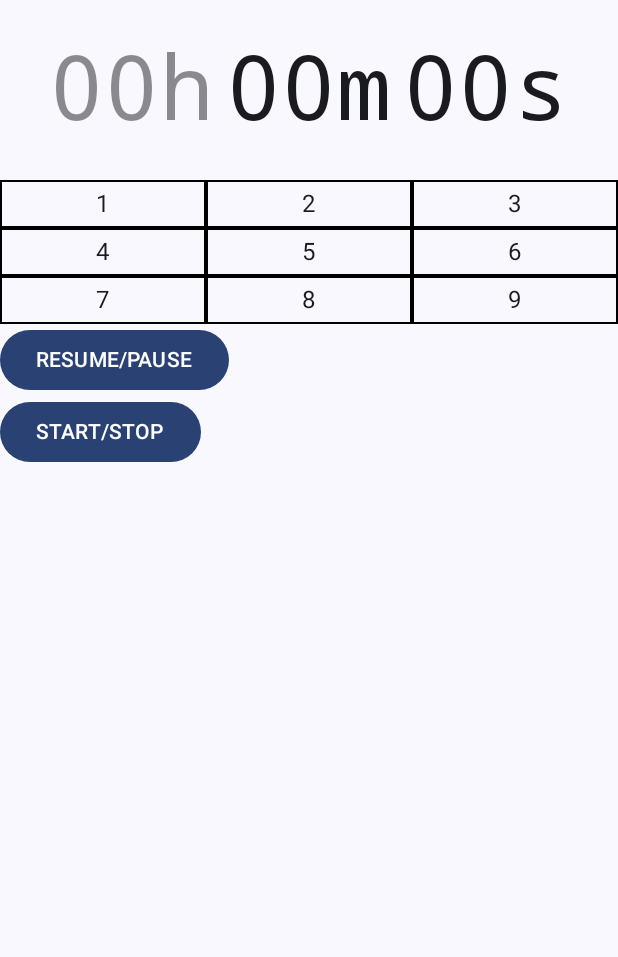
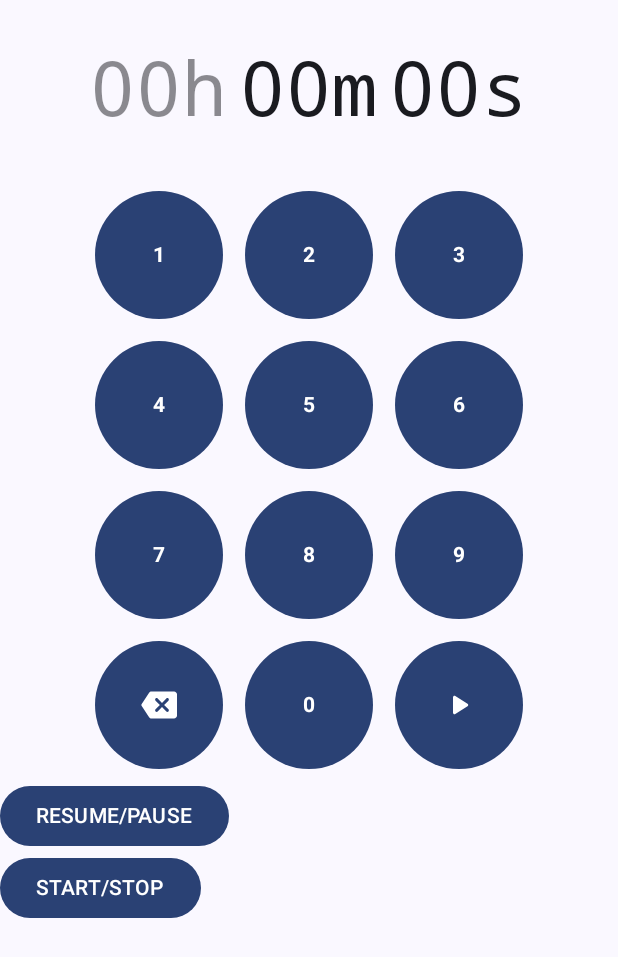
Before and after one commit to JustDeax/ComposeTimer, an Android app built with Jetpack Compose: the screen it shows after launch (AppActivity), on a phone screen of 412 x 824 dp. Shown: the top 957 px of the screen. Run offline under Robolectric (Android 15) with nearby library versions, the phone set to English and light mode, and no system bars; our stand-ins replace livedata-compose.

Commit message:
ALPHA 0.1.220

```diff
--- a/app/src/main/java/com/justdeax/composeTimer/AppActivity.kt
+++ b/app/src/main/java/com/justdeax/composeTimer/AppActivity.kt
@@ -160,7 +160,11 @@ class AppActivity : ComponentActivity(), AlarmSettingsNavigator {
                                         interactionSource = remember { MutableInteractionSource() }
                                     ) { /**TODO **/ }
                             )
-                        DisplayKeyboard()
+                        DisplayKeyboard(
+                            Modifier
+                                .fillMaxWidth(),
+                            this@AppActivity
+                        )
                         Button(onClick = {
                             if (isRunning)
                                 viewModel.pause()
--- a/app/src/main/java/com/justdeax/composeTimer/ui/CustomButtons.kt
+++ b/app/src/main/java/com/justdeax/composeTimer/ui/CustomButtons.kt
@@ -1,15 +1,21 @@
 package com.justdeax.composeTimer.ui
+import android.util.Log
 import androidx.compose.foundation.layout.Box
+import androidx.compose.foundation.layout.aspectRatio
 import androidx.compose.foundation.layout.height
 import androidx.compose.foundation.layout.padding
+import androidx.compose.foundation.layout.size
 import androidx.compose.foundation.layout.width
 import androidx.compose.material3.Button
 import androidx.compose.material3.Icon
 import androidx.compose.material3.MaterialTheme
 import androidx.compose.material3.OutlinedButton
+import androidx.compose.material3.Text
 import androidx.compose.runtime.Composable
+import androidx.compose.ui.Alignment
 import androidx.compose.ui.Modifier
 import androidx.compose.ui.graphics.painter.Painter
+import androidx.compose.ui.text.font.FontWeight
 import androidx.compose.ui.unit.dp
 
 @Composable
@@ -31,12 +37,42 @@ fun OutlineIconButton(modifier: Modifier, onClick: () -> Unit, painter: Painter,
     }
 }
 
+fun doSame(number: Byte) {
+    Log.d("TAG", "doSame: $number")
+}
+
 @Composable
-fun IconButton(width: Int = 70, onClick: () -> Unit, painter: Painter, contentDesc: String) {
+fun TextButton(number: Byte) {
+    Box(
+        modifier = Modifier
+            .size(100.dp)
+            .aspectRatio(1f),
+        contentAlignment = Alignment.Center
+    ) {
+        Button(
+            modifier = Modifier.size(85.dp),
+            onClick = { doSame(number) }
+        ) {
+            Text(
+                text = number.toString(),
+                fontWeight = FontWeight.Bold
+            )
+        }
+    }
+}
+
+@Composable
+fun IconButton(width: Int = 85, onClick: () -> Unit, painter: Painter, contentDesc: String) {
+    Box(
+        modifier = Modifier
+            .size(100.dp)
+            .aspectRatio(1f),
+        contentAlignment = Alignment.Center
+    ) {
         Button(
             modifier = Modifier
                 .width(width.dp)
-            .height(70.dp),
+                .height(85.dp),
             onClick = onClick
         ) {
             Icon(
@@ -44,6 +80,7 @@ fun IconButton(width: Int = 70, onClick: () -> Unit, painter: Painter, contentDe
                 contentDescription = contentDesc,
                 tint = MaterialTheme.colorScheme.onPrimary
             )
+        }
     }
 }
 
--- a/app/src/main/java/com/justdeax/composeTimer/ui/TimerComposes.kt
+++ b/app/src/main/java/com/justdeax/composeTimer/ui/TimerComposes.kt
@@ -4,7 +4,6 @@ import androidx.compose.animation.core.animateFloat
 import androidx.compose.animation.core.infiniteRepeatable
 import androidx.compose.animation.core.rememberInfiniteTransition
 import androidx.compose.animation.core.tween
-import androidx.compose.foundation.border
 import androidx.compose.foundation.layout.Arrangement
 import androidx.compose.foundation.layout.Box
 import androidx.compose.foundation.layout.Column
@@ -19,10 +18,12 @@ import androidx.compose.runtime.getValue
 import androidx.compose.ui.Alignment
 import androidx.compose.ui.Modifier
 import androidx.compose.ui.draw.alpha
-import androidx.compose.ui.graphics.Color
+import androidx.compose.ui.res.painterResource
 import androidx.compose.ui.text.font.FontFamily
 import androidx.compose.ui.unit.dp
 import androidx.compose.ui.unit.sp
+import com.justdeax.composeTimer.AppActivity
+import com.justdeax.composeTimer.R
 import com.justdeax.composeTimer.util.displayMs
 import com.justdeax.composeTimer.util.formatSeconds
 
@@ -94,41 +95,57 @@ fun DisplayEditTime(
         Text(
             modifier = Modifier.alpha(0.5f).padding(4.dp),
             text = "00h",
-            fontSize = 60.sp,
+            fontSize = 50.sp,
             fontFamily = FontFamily.Monospace,
         )
         Text(
             modifier = Modifier.padding(4.dp),
             text = "00m",
-            fontSize = 60.sp,
+            fontSize = 50.sp,
             fontFamily = FontFamily.Monospace,
         )
         Text(
             modifier = Modifier.padding(4.dp),
             text = "00s",
-            fontSize = 60.sp,
+            fontSize = 50.sp,
             fontFamily = FontFamily.Monospace,
         )
     }
 }
 
 @Composable
-fun DisplayKeyboard() {
-    val numberOfColumns = 3
-    Column {
-        repeat(numberOfColumns) { rowIndex ->
-            Row {
-                repeat(3) { columnIndex ->
-                    Box(
-                        modifier = Modifier
-                            .border(1.dp, Color.Black)
-                            .padding(4.dp)
-                            .weight(1f),
-                        contentAlignment = Alignment.Center
-                    ) {
-                        Text((rowIndex * numberOfColumns + columnIndex + 1).toString())
+fun DisplayKeyboard(
+    modifier: Modifier,
+    activity: AppActivity
+) {
+    Box(
+        modifier = modifier,
+        contentAlignment = Alignment.Center
+    ) {
+        val numberOfColumns = 3
+        val backspaceDrawable = painterResource(R.drawable.round_backspace_24)
+        val startDrawable = painterResource(R.drawable.round_play_arrow_24)
+
+        Column {
+            repeat(numberOfColumns) { rowIndex ->
+                Row {
+                    repeat(3) { columnIndex ->
+                        TextButton((rowIndex * numberOfColumns + columnIndex + 1).toByte())
                     }
                 }
+            }
+            Row {
+                IconButton(
+                    onClick = {},
+                    painter = backspaceDrawable,
+                    contentDesc = activity.getString(R.string.backspace)
+                )
+                TextButton(0)
+                IconButton(
+                    onClick = {},
+                    painter = startDrawable,
+                    contentDesc = activity.getString(R.string.start)
+                )
             }
         }
     }
--- /dev/null
+++ b/app/src/main/res/drawable/round_backspace_24.xml
@@ -0,0 +1,5 @@
+<vector xmlns:android="http://schemas.android.com/apk/res/android" android:autoMirrored="true" android:height="24dp" android:tint="#000000" android:viewportHeight="24" android:viewportWidth="24" android:width="24dp">
+
+    <path android:fillColor="@android:color/white" android:pathData="M22,3L7,3c-0.69,0 -1.23,0.35 -1.59,0.88L0.37,11.45c-0.22,0.34 -0.22,0.77 0,1.11l5.04,7.56c0.36,0.52 0.9,0.88 1.59,0.88h15c1.1,0 2,-0.9 2,-2L24,5c0,-1.1 -0.9,-2 -2,-2zM18.3,16.3c-0.39,0.39 -1.02,0.39 -1.41,0L14,13.41l-2.89,2.89c-0.39,0.39 -1.02,0.39 -1.41,0 -0.39,-0.39 -0.39,-1.02 0,-1.41L12.59,12 9.7,9.11c-0.39,-0.39 -0.39,-1.02 0,-1.41 0.39,-0.39 1.02,-0.39 1.41,0L14,10.59l2.89,-2.89c0.39,-0.39 1.02,-0.39 1.41,0 0.39,0.39 0.39,1.02 0,1.41L15.41,12l2.89,2.89c0.38,0.38 0.38,1.02 0,1.41z"/>
+
+</vector>
--- /dev/null
+++ b/app/src/main/res/drawable/round_play_arrow_24.xml
@@ -0,0 +1,5 @@
+<vector xmlns:android="http://schemas.android.com/apk/res/android" android:height="24dp" android:tint="#000000" android:viewportHeight="24" android:viewportWidth="24" android:width="24dp">
+
+    <path android:fillColor="@android:color/white" android:pathData="M8,6.82v10.36c0,0.79 0.87,1.27 1.54,0.84l8.14,-5.18c0.62,-0.39 0.62,-1.29 0,-1.69L9.54,5.98C8.87,5.55 8,6.03 8,6.82z"/>
+
+</vector>
--- a/app/src/main/res/values/strings.xml
+++ b/app/src/main/res/values/strings.xml
@@ -3,4 +3,6 @@
     <string name="app_version" translatable="false">1.0</string>
     <string name="app_author" translatable="false">JustDeax (https://github.com/JustDeax)</string>
 
+    <string name="backspace">Backspace</string>
+    <string name="start">Start</string>
 </resources>
```
Lines whose indentation alone changed are shown as unchanged.
